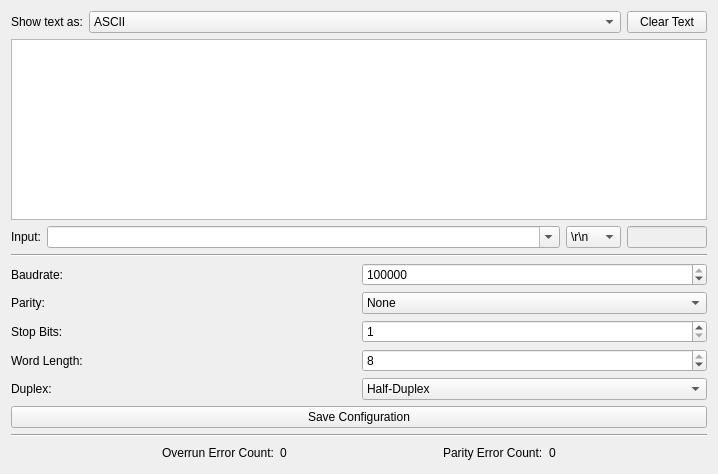
First picture: the form in src/brickv/plugin_system/plugins/rs485/ui/rs485.ui, repository Tinkerforge/brickv, before the edit.
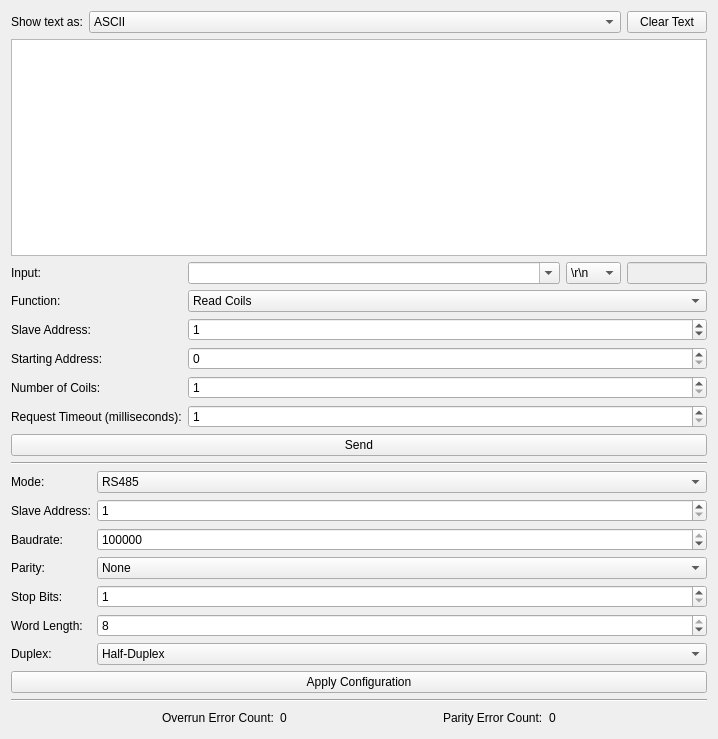
Second picture: the form after the edit. Custom widgets are drawn as their Qt base class.

Commit message: bricklet-rs485: Add initial Modbus support

What changed in the file:
```diff
--- a/src/brickv/plugin_system/plugins/rs485/ui/rs485.ui
+++ b/src/brickv/plugin_system/plugins/rs485/ui/rs485.ui
@@ -7,7 +7,7 @@
     <x>0</x>
     <y>0</y>
     <width>718</width>
-    <height>474</height>
+    <height>739</height>
    </rect>
   </property>
   <property name="windowTitle">
@@ -80,19 +80,19 @@
     </widget>
    </item>
    <item>
-    <layout class="QHBoxLayout" name="horizontalLayout">
-     <item>
-      <widget class="QLabel" name="label_5">
+    <layout class="QGridLayout" name="gridLayout_2">
+     <item row="2" column="0">
+      <widget class="QLabel" name="modbus_master_slave_address_label">
        <property name="text">
-        <string>Input:</string>
+        <string>Slave Address:</string>
        </property>
       </widget>
      </item>
-     <item>
-      <widget class="QComboBox" name="input_combobox">
+     <item row="0" column="1">
+      <widget class="QComboBox" name="rs485_input_combobox">
        <property name="sizePolicy">
         <sizepolicy hsizetype="Expanding" vsizetype="Fixed">
-         <horstretch>0</horstretch>
+         <horstretch>24</horstretch>
          <verstretch>0</verstretch>
         </sizepolicy>
        </property>
@@ -107,8 +107,23 @@
        </property>
       </widget>
      </item>
-     <item>
-      <widget class="QComboBox" name="line_ending_combobox">
+     <item row="1" column="1" colspan="3">
+      <widget class="QComboBox" name="modbus_master_function_combobox">
+       <property name="sizePolicy">
+        <sizepolicy hsizetype="Preferred" vsizetype="Fixed">
+         <horstretch>3</horstretch>
+         <verstretch>0</verstretch>
+        </sizepolicy>
+       </property>
+       <item>
+        <property name="text">
+         <string>Read Coils</string>
+        </property>
+       </item>
+      </widget>
+     </item>
+     <item row="0" column="2">
+      <widget class="QComboBox" name="rs485_input_line_ending_combobox">
        <property name="toolTip">
         <string>Line Ending</string>
        </property>
@@ -152,8 +167,22 @@
        </item>
       </widget>
      </item>
-     <item>
-      <widget class="QLineEdit" name="line_ending_lineedit">
+     <item row="0" column="0">
+      <widget class="QLabel" name="rs485_input_label">
+       <property name="text">
+        <string>Input:</string>
+       </property>
+      </widget>
+     </item>
+     <item row="1" column="0">
+      <widget class="QLabel" name="modbus_master_function_label">
+       <property name="text">
+        <string>Function:</string>
+       </property>
+      </widget>
+     </item>
+     <item row="0" column="3">
+      <widget class="QLineEdit" name="rs485_input_line_ending_lineedit">
        <property name="enabled">
         <bool>false</bool>
        </property>
@@ -171,6 +200,77 @@
        </property>
       </widget>
      </item>
+     <item row="3" column="0">
+      <widget class="QLabel" name="modbus_master_param1_label">
+       <property name="text">
+        <string>Starting Address:</string>
+       </property>
+      </widget>
+     </item>
+     <item row="4" column="0">
+      <widget class="QLabel" name="modbus_master_param2_label">
+       <property name="text">
+        <string>Number of Coils:</string>
+       </property>
+      </widget>
+     </item>
+     <item row="2" column="1" colspan="3">
+      <widget class="QSpinBox" name="modbus_master_slave_address_spinbox">
+       <property name="sizePolicy">
+        <sizepolicy hsizetype="Preferred" vsizetype="Fixed">
+         <horstretch>0</horstretch>
+         <verstretch>0</verstretch>
+        </sizepolicy>
+       </property>
+       <property name="maximum">
+        <number>255</number>
+       </property>
+       <property name="value">
+        <number>1</number>
+       </property>
+      </widget>
+     </item>
+     <item row="6" column="0" colspan="4">
+      <widget class="QPushButton" name="modbus_master_send_button">
+       <property name="text">
+        <string>Send</string>
+       </property>
+      </widget>
+     </item>
+     <item row="3" column="1" colspan="3">
+      <widget class="SpinBoxHex" name="modbus_master_param1_spinbox">
+       <property name="maximum">
+        <number>65535</number>
+       </property>
+      </widget>
+     </item>
+     <item row="4" column="1" colspan="3">
+      <widget class="SpinBoxHex" name="modbus_master_param2_spinbox">
+       <property name="minimum">
+        <number>1</number>
+       </property>
+       <property name="maximum">
+        <number>2000</number>
+       </property>
+      </widget>
+     </item>
+     <item row="5" column="0">
+      <widget class="QLabel" name="modbus_master_request_timeout_label">
+       <property name="text">
+        <string>Request Timeout (milliseconds):</string>
+       </property>
+      </widget>
+     </item>
+     <item row="5" column="1" colspan="3">
+      <widget class="QSpinBox" name="modbus_master_request_timeout_spinbox">
+       <property name="minimum">
+        <number>1</number>
+       </property>
+       <property name="maximum">
+        <number>60000</number>
+       </property>
+      </widget>
+     </item>
     </layout>
    </item>
    <item>
@@ -182,28 +282,78 @@
    </item>
    <item>
     <layout class="QGridLayout" name="gridLayout">
-     <item row="0" column="0">
+     <item row="1" column="1">
+      <widget class="QSpinBox" name="modbus_slave_address_spinbox">
+       <property name="minimum">
+        <number>1</number>
+       </property>
+       <property name="maximum">
+        <number>255</number>
+       </property>
+      </widget>
+     </item>
+     <item row="6" column="0">
+      <widget class="QLabel" name="label_7">
+       <property name="text">
+        <string>Duplex:</string>
+       </property>
+      </widget>
+     </item>
+     <item row="2" column="1">
+      <widget class="QSpinBox" name="baudrate_spinbox">
+       <property name="minimum">
+        <number>100</number>
+       </property>
+       <property name="maximum">
+        <number>2997070</number>
+       </property>
+       <property name="value">
+        <number>115200</number>
+       </property>
+      </widget>
+     </item>
+     <item row="6" column="1">
+      <widget class="QComboBox" name="duplex_combobox">
+       <property name="sizePolicy">
+        <sizepolicy hsizetype="Minimum" vsizetype="Fixed">
+         <horstretch>0</horstretch>
+         <verstretch>0</verstretch>
+        </sizepolicy>
+       </property>
+       <item>
+        <property name="text">
+         <string>Half-Duplex</string>
+        </property>
+       </item>
+       <item>
+        <property name="text">
+         <string>Full-Duplex</string>
+        </property>
+       </item>
+      </widget>
+     </item>
+     <item row="2" column="0">
       <widget class="QLabel" name="label_2">
        <property name="text">
         <string>Baudrate:</string>
        </property>
       </widget>
      </item>
-     <item row="6" column="0" colspan="2">
-      <widget class="QPushButton" name="save_button">
+     <item row="7" column="0" colspan="2">
+      <widget class="QPushButton" name="apply_button">
        <property name="text">
-        <string>Save Configuration</string>
+        <string>Apply Configuration</string>
        </property>
       </widget>
      </item>
-     <item row="3" column="0">
+     <item row="5" column="0">
       <widget class="QLabel" name="label">
        <property name="text">
         <string>Word Length:</string>
        </property>
       </widget>
      </item>
-     <item row="2" column="1">
+     <item row="4" column="1">
       <widget class="QSpinBox" name="stopbits_spinbox">
        <property name="minimum">
         <number>1</number>
@@ -213,14 +363,14 @@
        </property>
       </widget>
      </item>
-     <item row="1" column="0">
+     <item row="3" column="0">
       <widget class="QLabel" name="label_3">
        <property name="text">
         <string>Parity:</string>
        </property>
       </widget>
      </item>
-     <item row="3" column="1">
+     <item row="5" column="1">
       <widget class="QSpinBox" name="wordlength_spinbox">
        <property name="minimum">
         <number>5</number>
@@ -233,8 +383,14 @@
        </property>
       </widget>
      </item>
-     <item row="1" column="1">
+     <item row="3" column="1">
       <widget class="QComboBox" name="parity_combobox">
+       <property name="sizePolicy">
+        <sizepolicy hsizetype="Minimum" vsizetype="Fixed">
+         <horstretch>0</horstretch>
+         <verstretch>0</verstretch>
+        </sizepolicy>
+       </property>
        <item>
         <property name="text">
          <string>None</string>
@@ -252,45 +408,50 @@
        </item>
       </widget>
      </item>
-     <item row="2" column="0">
+     <item row="4" column="0">
       <widget class="QLabel" name="label_4">
        <property name="text">
         <string>Stop Bits:</string>
        </property>
       </widget>
      </item>
-     <item row="4" column="0">
-      <widget class="QLabel" name="label_7">
+     <item row="0" column="0">
+      <widget class="QLabel" name="label_6">
        <property name="text">
-        <string>Duplex:</string>
+        <string>Mode:</string>
        </property>
       </widget>
      </item>
      <item row="0" column="1">
-      <widget class="QSpinBox" name="baudrate_spinbox">
-       <property name="minimum">
-        <number>100</number>
+      <widget class="QComboBox" name="mode_combobox">
+       <property name="sizePolicy">
+        <sizepolicy hsizetype="Expanding" vsizetype="Fixed">
+         <horstretch>0</horstretch>
+         <verstretch>0</verstretch>
+        </sizepolicy>
        </property>
-       <property name="maximum">
-        <number>2997070</number>
-       </property>
-       <property name="value">
-        <number>115200</number>
-       </property>
+       <item>
+        <property name="text">
+         <string>RS485</string>
+        </property>
+       </item>
+       <item>
+        <property name="text">
+         <string>Modbus Slave RTU</string>
+        </property>
+       </item>
+       <item>
+        <property name="text">
+         <string>Modbus Master RTU</string>
+        </property>
+       </item>
       </widget>
      </item>
-     <item row="4" column="1">
-      <widget class="QComboBox" name="duplex_combobox">
-       <item>
-        <property name="text">
-         <string>Half-Duplex</string>
-        </property>
-       </item>
-       <item>
-        <property name="text">
-         <string>Full-Duplex</string>
-        </property>
-       </item>
+     <item row="1" column="0">
+      <widget class="QLabel" name="modbus_slave_address_label">
+       <property name="text">
+        <string>Slave Address:</string>
+       </property>
       </widget>
      </item>
     </layout>
@@ -384,6 +545,13 @@
    </item>
   </layout>
  </widget>
+ <customwidgets>
+  <customwidget>
+   <class>SpinBoxHex</class>
+   <extends>QSpinBox</extends>
+   <header location="global">brickv.spin_box_hex</header>
+  </customwidget>
+ </customwidgets>
  <tabstops>
   <tabstop>text_type_combobox</tabstop>
   <tabstop>text</tabstop>
```
Left out of the diff: 25 changed lines with no effect on the pictures. The commit also changes 2 other files.
